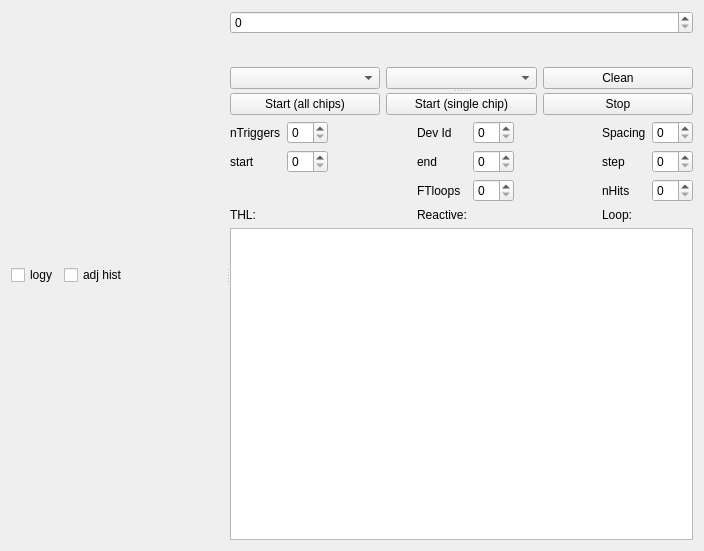
Before: the Qt Designer form SpidrMpx3Eq/qcstmequalization.ui in navrit/dexter, drawn with Qt 5.
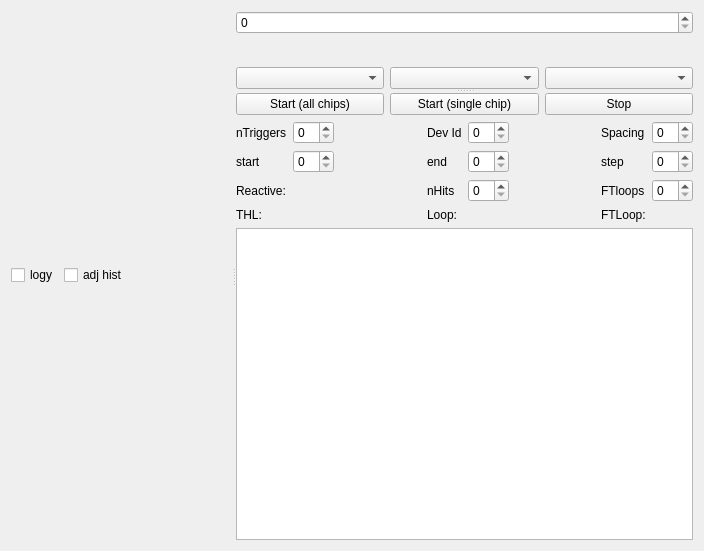
After: the same form once the commit is applied. Custom widgets are drawn as their Qt base class.

```diff
--- a/SpidrMpx3Eq/qcstmequalization.ui
+++ b/SpidrMpx3Eq/qcstmequalization.ui
@@ -82,11 +82,7 @@
            <widget class="QComboBox" name="equalizationTypeCombo"/>
           </item>
           <item>
-           <widget class="QPushButton" name="_cleanEq">
-            <property name="text">
-             <string>Clean</string>
-            </property>
-           </widget>
+           <widget class="QComboBox" name="equalizationSelectTHLTHHCombo"/>
           </item>
          </layout>
         </item>
@@ -220,12 +216,18 @@
               </property>
              </widget>
             </item>
-            <item row="3" column="0">
-             <widget class="QLabel" name="label_4">
-              <property name="text">
-               <string>THL:</string>
+            <item row="1" column="2">
+             <spacer name="horizontalSpacer">
+              <property name="orientation">
+               <enum>Qt::Horizontal</enum>
               </property>
-             </widget>
+              <property name="sizeHint" stdset="0">
+               <size>
+                <width>40</width>
+                <height>20</height>
+               </size>
+              </property>
+             </spacer>
             </item>
             <item row="3" column="1">
              <widget class="QLabel" name="eqLabelTHLCurrentValue">
@@ -238,37 +240,43 @@
              </widget>
             </item>
             <item row="3" column="3">
-             <widget class="QLabel" name="label_5">
-              <property name="text">
-               <string>Reactive:</string>
-              </property>
-             </widget>
-            </item>
-            <item row="3" column="4">
-             <widget class="QLabel" name="eqLabelNPixelsReactive">
-              <property name="layoutDirection">
-               <enum>Qt::RightToLeft</enum>
-              </property>
-              <property name="text">
-               <string/>
-              </property>
-             </widget>
-            </item>
-            <item row="3" column="6">
              <widget class="QLabel" name="label_6">
               <property name="text">
                <string>Loop:</string>
               </property>
              </widget>
             </item>
-            <item row="3" column="7">
+            <item row="3" column="4">
              <widget class="QLabel" name="eqLabelLoopProgress">
               <property name="text">
                <string/>
               </property>
              </widget>
             </item>
-            <item row="2" column="3">
+            <item row="3" column="6">
+             <widget class="QLabel" name="label_4">
+              <property name="toolTip">
+               <string>Fine tuning loop progress</string>
+              </property>
+              <property name="text">
+               <string>FTLoop:</string>
+              </property>
+             </widget>
+            </item>
+            <item row="3" column="7">
+             <widget class="QLabel" name="eqLabelFineTuningLoopProgress">
+              <property name="toolTip">
+               <string>Fine tuning loop progress</string>
+              </property>
+              <property name="text">
+               <string/>
+              </property>
+             </widget>
+            </item>
+            <item row="2" column="7">
+             <widget class="QSpinBox" name="fineTuningLoopsSpinBox"/>
+            </item>
+            <item row="2" column="6">
              <widget class="QLabel" name="eqSigmaMaskingSpinBox">
               <property name="text">
                <string>FTloops</string>
@@ -276,17 +284,21 @@
              </widget>
             </item>
             <item row="2" column="4">
-             <widget class="QSpinBox" name="fineTuningLoopsSpinBox"/>
+             <widget class="QSpinBox" name="nHitsSpinBox"/>
             </item>
-            <item row="2" column="6">
+            <item row="2" column="3">
              <widget class="QLabel" name="label_8">
               <property name="text">
                <string>nHits</string>
               </property>
              </widget>
             </item>
-            <item row="2" column="7">
-             <widget class="QSpinBox" name="nHitsSpinBox"/>
+            <item row="3" column="0">
+             <widget class="QLabel" name="thxLabel">
+              <property name="text">
+               <string>THL:</string>
+              </property>
+             </widget>
             </item>
             <item row="1" column="2">
              <spacer name="horizontalSpacer">
@@ -301,18 +313,28 @@
               </property>
              </spacer>
             </item>
-            <item row="0" column="2">
-             <spacer name="horizontalSpacer_5">
-              <property name="orientation">
-               <enum>Qt::Horizontal</enum>
+            <item row="2" column="1">
+             <widget class="QLabel" name="eqLabelNPixelsReactive">
+              <property name="toolTip">
+               <string>Number of pixels reacting</string>
               </property>
-              <property name="sizeHint" stdset="0">
-               <size>
-                <width>0</width>
-                <height>0</height>
-               </size>
+              <property name="layoutDirection">
+               <enum>Qt::RightToLeft</enum>
               </property>
-             </spacer>
+              <property name="text">
+               <string/>
+              </property>
+             </widget>
+            </item>
+            <item row="2" column="0">
+             <widget class="QLabel" name="label_5">
+              <property name="toolTip">
+               <string>Number of pixels reacting</string>
+              </property>
+              <property name="text">
+               <string>Reactive:</string>
+              </property>
+             </widget>
             </item>
            </layout>
           </item>
```
Left out of the diff: 40 changed lines with no effect on the pictures.
